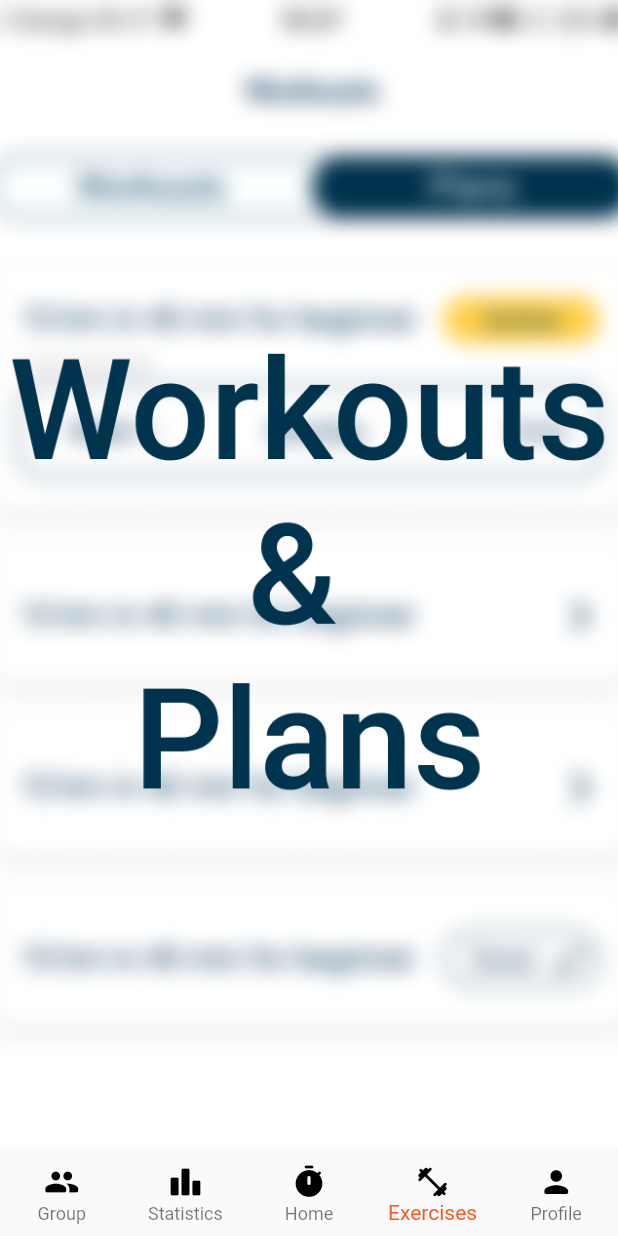
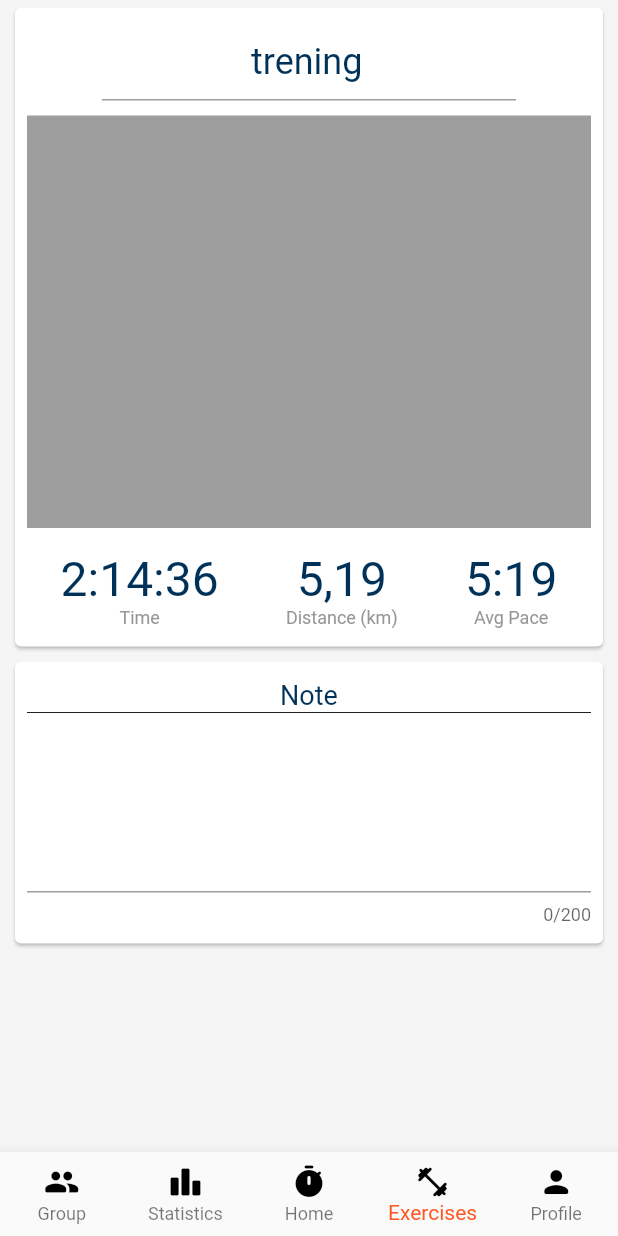
Before and after one commit to mikolajkrzyminski/runningApp, a Flutter app: the RootPage screen opened directly, item 4 of the bottom bar chosen, on a phone screen of 412 x 824 dp. Run offline on Flutter 3.47's test engine with Material 2 defaults, Android fonts, the phone set to English and light mode, and no system bars; our stand-ins replace charts_flutter, flutter_datetime_picker, flutter_map, flutter_secure_storage, flutter_switch, geolocator and 5 more; accounts and stored records are empty.

Commit message:
SPI-36 naprawa błedów, podstawowy formularz

```diff
--- a/szewa/lib/pages/exercises_page.dart
+++ b/szewa/lib/pages/exercises_page.dart
@@ -2,8 +2,6 @@ import 'package:flutter/cupertino.dart';
 import 'package:flutter/material.dart';
 
 class ExercisesPage extends StatefulWidget{
-
-  ExercisesPage({Key key}) : super(key: key);
 
   @override
   _ExercisesPageState createState() {
--- a/szewa/lib/pages/registry/register_page.dart
+++ b/szewa/lib/pages/registry/register_page.dart
@@ -31,7 +31,8 @@ class _RegisterPageState  extends State<RegisterPage>{
     return SafeArea(
       child: Scaffold(
         backgroundColor: Color(0xFF00334E),
-        body: Form(
+        body: SingleChildScrollView(
+          child: Form(
             key: _formKey,
             child: Container(
               alignment: Alignment.bottomCenter,
@@ -170,6 +171,7 @@ class _RegisterPageState  extends State<RegisterPage>{
             ),
           ),
         ),
+      ),
     );
   }
 
--- a/szewa/lib/pages/root_page.dart
+++ b/szewa/lib/pages/root_page.dart
@@ -3,22 +3,15 @@ import 'package:szewa/components/navbar/destination.dart';
 import 'package:szewa/pages/exercises_page.dart';
 import 'package:szewa/pages/profile_page.dart';
 import 'package:szewa/pages/social_page.dart';
-import 'package:szewa/pages/statistics_page.dart';
+import 'package:szewa/pages/stats_page.dart';
 import 'package:szewa/pages/training_page.dart';
+import 'package:szewa/pages/training_end_page.dart';
 
 class RootPage extends StatefulWidget {
   const RootPage({Key key}) : super(key: key);
 
   @override
   _RootPageState createState() => _RootPageState();
-}
-
-enum NavigationStates {
-  SocialPage,
-  StatisticsPage,
-  TrainingPage,
-  ExercisesPage,
-  ProfilePage,
 }
 
 class _RootPageState extends State<RootPage> {
@@ -81,13 +74,13 @@ class _RootPageState extends State<RootPage> {
         view = SocialPage();
         break;
       case 1:
-        view = StatisticsPage();
+        view = StatsPage();
         break;
       case 2:
         view = TrainingPage(callback);
         break;
       case 3:
-        view = ExercisesPage();
+        view = TrainingEndPage();
         break;
       case 4:
         view = ProfilePage();
--- a/szewa/lib/pages/statistics_page.dart
+++ /dev/null
@@ -1,22 +0,0 @@
-import 'package:flutter/cupertino.dart';
-import 'package:flutter/material.dart';
-import 'package:szewa/pages/stats_page.dart';
-
-class StatisticsPage extends StatefulWidget{
-
-  StatisticsPage({Key key}) : super(key: key);
-
-  @override
-  _StatisticsPageState createState() {
-    return _StatisticsPageState();
-  }
-}
-
-class _StatisticsPageState  extends State<StatisticsPage>{
-  @override
-  Widget build(BuildContext context) {
-    return Scaffold(
-      body: StatsPage(),
-    );
-  }
-}
--- /dev/null
+++ b/szewa/lib/pages/training_end_page.dart
@@ -0,0 +1,160 @@
+import 'package:flutter/material.dart';
+import 'package:flutter/services.dart';
+
+class TrainingEndPage extends StatefulWidget {
+  @override
+  _TrainingEndPageState createState() => _TrainingEndPageState();
+}
+
+class _TrainingEndPageState extends State<TrainingEndPage> {
+  // ustawia tekst startowy
+  // controller.selection = TextSelection.fromPosition(TextPosition(offset: controller.text.length));
+  TextEditingController textEditingController = TextEditingController();
+
+  @override
+  void initState() {
+    super.initState();
+  }
+
+// TODO: połącznie z aplikacją
+
+  @override
+  Widget build(BuildContext context) {
+    return SafeArea(
+      child: SingleChildScrollView(
+        child: Column(
+          children: [
+            Card(
+              margin: EdgeInsets.symmetric(vertical: 5, horizontal: 10),
+              elevation: 1,
+              child: Padding(
+                padding: const EdgeInsets.fromLTRB(8, 0, 8, 12),
+                child: Column(
+                  children: <Widget>[
+                    Padding(
+                      padding: EdgeInsets.symmetric(vertical: 10, horizontal: 50),
+                      child: TextField(
+                        textAlign: TextAlign.center,
+                        style: TextStyle(
+                          fontSize: 24,
+                          color: Color(0xFF003259),
+                        ),
+                        // tekst startowy
+                        controller: TextEditingController(
+                            text:
+                                "trening"), // ..selection = TextSelection.fromPosition(TextPosition(offset: textEditingController.text.length)),
+                      ),
+                    ),
+                    Container(
+                      height: 275,
+                      color: Colors.grey[500],
+                    ),
+                    SizedBox(
+                      height: 15,
+                    ),
+                    Row(
+                      mainAxisAlignment: MainAxisAlignment.spaceAround,
+                      children: <Widget>[
+                        RichText(
+                          textAlign: TextAlign.center,
+                          text: TextSpan(
+                            children: [
+                              TextSpan(
+                                text: "2:14:36",
+                                style: TextStyle(
+                                    color: Color(0xFF003259),
+                                    fontWeight: FontWeight.w400,
+                                    fontSize: 32),
+                              ),
+                              TextSpan(
+                                text: "\nTime",
+                                style: TextStyle(
+                                    color: Color(0xFF969696),
+                                    fontWeight: FontWeight.w400,
+                                    fontSize: 12),
+                              ),
+                            ],
+                          ),
+                        ),
+                        RichText(
+                          textAlign: TextAlign.center,
+                          text: TextSpan(
+                            children: [
+                              TextSpan(
+                                text: "5,19",
+                                style: TextStyle(
+                                    color: Color(0xFF003259),
+                                    fontWeight: FontWeight.w400,
+                                    fontSize: 32),
+                              ),
+                              TextSpan(
+                                text: "\nDistance (km)",
+                                style: TextStyle(
+                                    color: Color(0xFF969696),
+                                    fontWeight: FontWeight.w400,
+                                    fontSize: 12),
+                              ),
+                            ],
+                          ),
+                        ),
+                        RichText(
+                          textAlign: TextAlign.center,
+                          text: TextSpan(
+                            children: [
+                              TextSpan(
+                                text: "5:19",
+                                style: TextStyle(
+                                    color: Color(0xFF003259),
+                                    fontWeight: FontWeight.w400,
+                                    fontSize: 32),
+                              ),
+                              TextSpan(
+                                text: "\nAvg Pace",
+                                style: TextStyle(
+                                    color: Color(0xFF969696),
+                                    fontWeight: FontWeight.w400,
+                                    fontSize: 12),
+                              ),
+                            ],
+                          ),
+                        ),
+                      ],
+                    ),
+                  ],
+                ),
+              ),
+            ),
+            Card(
+              margin: EdgeInsets.symmetric(vertical: 5, horizontal: 10),
+              elevation: 1,
+              child: Padding(
+                padding: const EdgeInsets.fromLTRB(8, 12, 8, 12),
+                child: Column(
+                  children: <Widget>[
+                    Text(
+                      "Note",
+                      style: TextStyle(
+                        color: Color(0xFF003259),
+                        fontSize: 18,
+                      ),
+                    ),
+                    Divider(
+                      color: Colors.grey[900],
+                      height: 2,
+                    ),
+                    TextField(
+                      maxLength: 200,
+                      keyboardType: TextInputType.text,
+                      maxLines: 5,
+                    ),
+                  ],
+                ),
+              ),
+            ),
+
+          ],
+        ),
+      ),
+    );
+  }
+}
```
Lines whose indentation alone changed are shown as unchanged.
